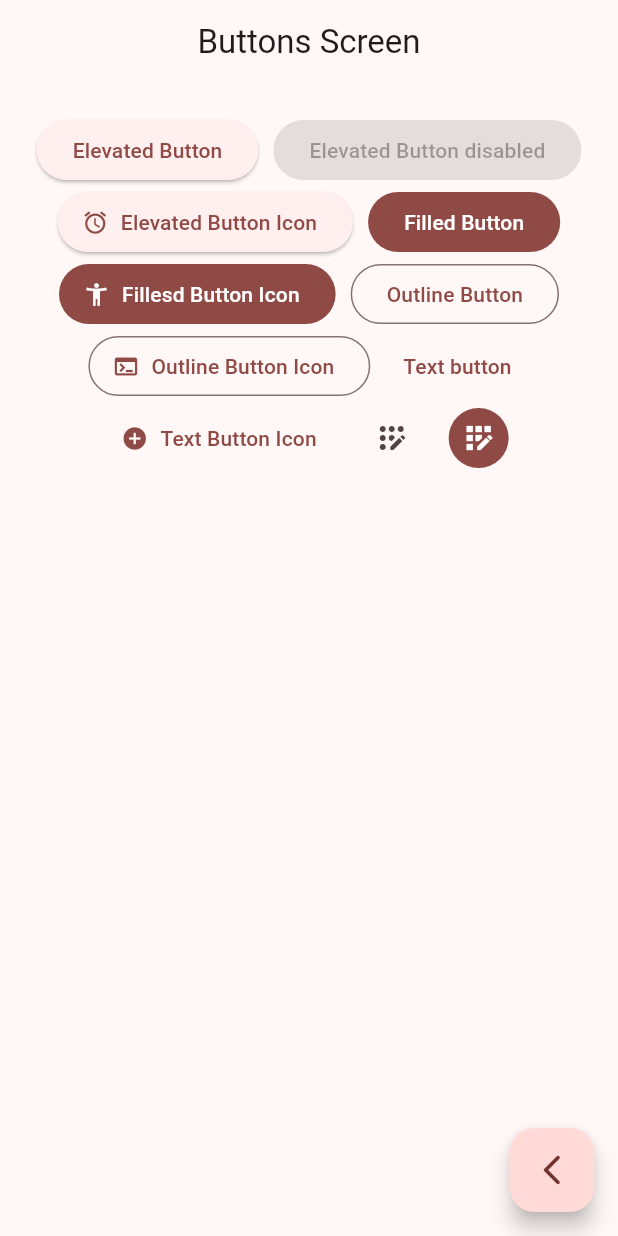
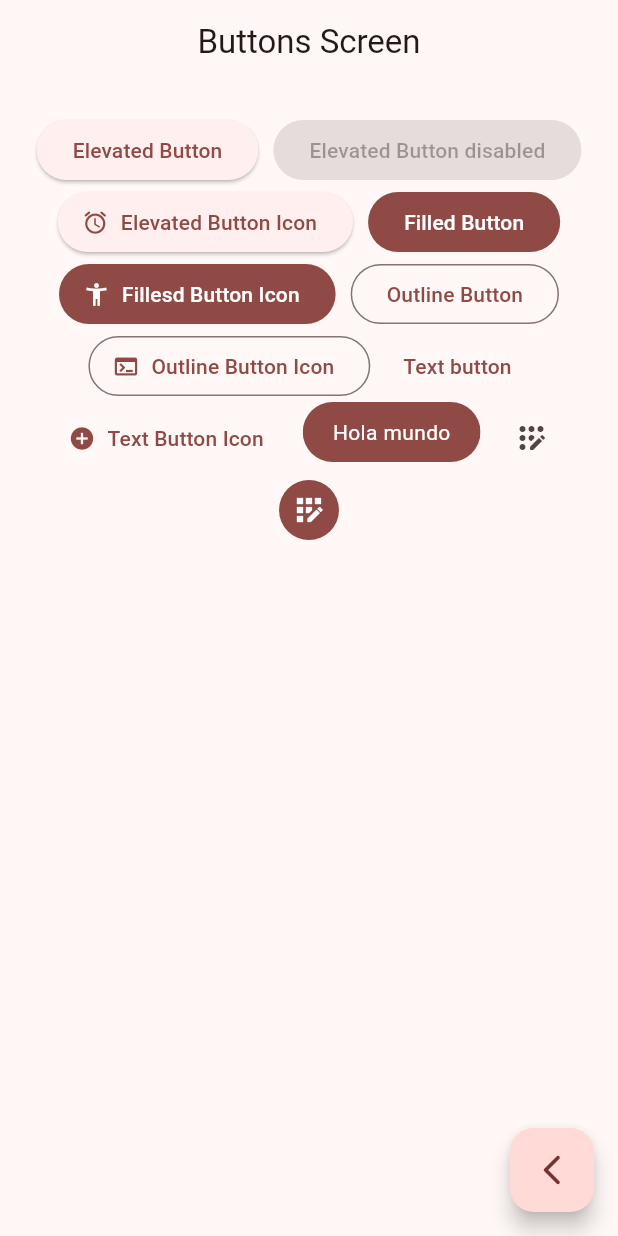
Before and after one commit to legallyfree/widgets_flutter, a Flutter app: the ButtonsScreen screen opened by its route, on a phone screen of 412 x 824 dp. Run offline on Flutter 3.47's test engine with Material 2 defaults, Android fonts, the phone set to English and light mode, and no system bars; our stand-ins replace go_router.

Commit message:
v126 botón personallizado

```diff
--- a/lib/presentation/screens/buttons/buttons_screen.dart
+++ b/lib/presentation/screens/buttons/buttons_screen.dart
@@ -64,6 +64,7 @@
                 onPressed: () {},
                 icon: const Icon(Icons.add_circle),
                 label: const Text("Text Button Icon")),
+            const CustomButtons(),
             IconButton(
                 onPressed: () {},
                 icon: const Icon(Icons.app_registration_rounded)),
@@ -81,3 +82,28 @@
     );
   }
 }
+
+class CustomButtons extends StatelessWidget {
+  const CustomButtons({super.key});
+
+  @override
+  Widget build(BuildContext context) {
+    final colors = Theme.of(context).colorScheme;
+
+    return ClipRRect(
+      borderRadius: BorderRadius.circular(20),
+      child: Material(
+        color: colors.primary,
+        child: InkWell(
+          onTap: () {},
+          child: const Padding(
+              padding: EdgeInsets.symmetric(horizontal: 20, vertical: 10),
+              child: Text(
+                "Hola mundo",
+                style: TextStyle(color: Colors.white),
+              )),
+        ),
+      ),
+    );
+  }
+}
```
